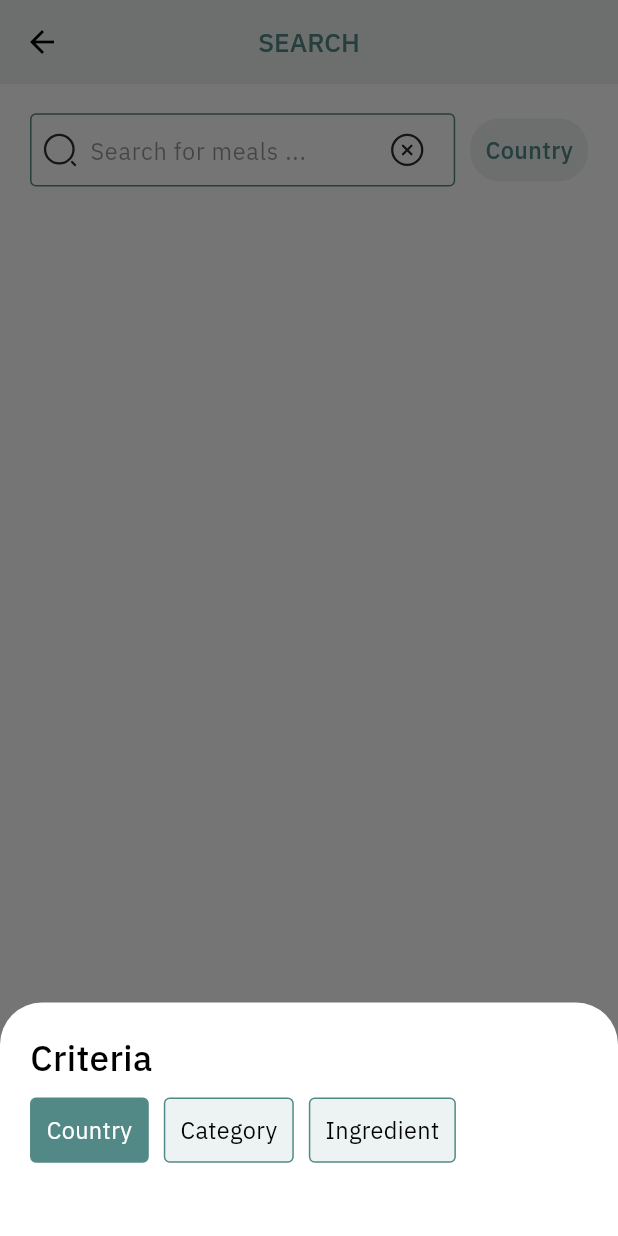
After one commit to ziadali19/food_planner, a Flutter app: the SearchScreen screen opened directly, after a tap on "Country", on a phone screen of 412 x 824 dp. The commit adds this screen. Run offline on Flutter 3.47's test engine with Material 3 defaults, Android fonts, the phone set to English and light mode, and no system bars; our stand-ins replace bloc, cached_network_image, dartz, dio, firebase_auth, firebase_core and 9 more; accounts and stored records are empty.

Commit message:
- Finish search screen ui - Search for meals based on ingredients - country - category

```diff
--- a/lib/core/widgets/auth_text_field.dart
+++ b/lib/core/widgets/auth_text_field.dart
@@ -13,7 +13,7 @@ class AuthTextFormField extends StatelessWidget {
   final TextStyle? inputTextStyle;
   final TextStyle? hintStyle;
   final String? hintText;
-
+  final void Function(String)? onChanged;
   final bool? isObscureText;
   final bool? showCursor;
   final TextInputType? keyboardType;
@@ -48,11 +48,13 @@ class AuthTextFormField extends StatelessWidget {
     this.maxLines,
     this.readOnly,
     this.enabled,
+    this.onChanged,
   });
 
   @override
   Widget build(BuildContext context) {
     return TextFormField(
+      onChanged: onChanged,
       enabled: enabled ?? true,
       readOnly: readOnly ?? false,
       maxLines: maxLines,
--- a/lib/features/layout/controller/cubit/layout_cubit.dart
+++ b/lib/features/layout/controller/cubit/layout_cubit.dart
@@ -1,5 +1,6 @@
 import 'package:bloc/bloc.dart';
 import 'package:flutter/material.dart';
+import 'package:food_planner/features/search/presentation/screens/search_screen.dart';
 import 'package:meta/meta.dart';
 
 import '../../../landing/presentation/screens/landing_screen.dart';
@@ -10,8 +11,8 @@ class LayoutCubit extends Cubit<LayoutState> {
   LayoutCubit() : super(LayoutInitial());
   int selectedIndex = 0;
   List<Widget> navScreens = [
-    LandingScreen(),
-    Container(),
+    const LandingScreen(),
+    const SearchScreen(),
     Container(),
   ];
   List<String> navIcons = ['home', 'search', 'unSelectedHeart'];
--- /dev/null
+++ b/lib/features/search/controller/cubit/search_cubit.dart
@@ -0,0 +1,40 @@
+import 'package:bloc/bloc.dart';
+import 'package:food_planner/features/landing/data/model/meal_model.dart';
+import 'package:food_planner/features/search/data/repository/search_repository.dart';
+import 'package:meta/meta.dart';
+
+part 'search_state.dart';
+
+class SearchCubit extends Cubit<SearchState> {
+  final BaseSearchRepository baseSearchRepository;
+  SearchCubit(this.baseSearchRepository) : super(SearchInitial());
+
+  List<String> criteriaItems = [
+    'Country',
+    'Category',
+    'Ingredient',
+  ];
+  String selectedCriteria = 'Country';
+
+  selectCriteria(String criteria) {
+    selectedCriteria = criteria;
+    emit(SelectCriteria());
+  }
+
+  List<Meal>? searchedMeals;
+  getSearchedMeals(String query, String criteria) async {
+    emit(GetSearchedMealsLoading());
+    var result = await baseSearchRepository.getSearchedMeals(query, criteria);
+    result.fold((l) {
+      emit(GetSearchedMealsError(l.message ?? 'Something went wrong'));
+    }, (r) {
+      searchedMeals = r;
+      emit(GetSearchedMealsSuccess());
+    });
+  }
+
+  clearSearchedMeals() {
+    searchedMeals = null;
+    emit(ClearSearch());
+  }
+}
--- /dev/null
+++ b/lib/features/search/controller/cubit/search_state.dart
@@ -0,0 +1,20 @@
+part of 'search_cubit.dart';
+
+@immutable
+sealed class SearchState {}
+
+final class SearchInitial extends SearchState {}
+
+final class GetSearchedMealsLoading extends SearchState {}
+
+final class GetSearchedMealsSuccess extends SearchState {}
+
+final class GetSearchedMealsError extends SearchState {
+  final String errorMsg;
+
+  GetSearchedMealsError(this.errorMsg);
+}
+
+final class ClearSearch extends SearchState {}
+
+final class SelectCriteria extends SearchState {}
--- /dev/null
+++ b/lib/features/search/data/remote_data_source/search_remote_data_source.dart
@@ -0,0 +1,41 @@
+import 'package:dio/dio.dart';
+import 'package:food_planner/features/landing/data/model/meal_model.dart';
+
+import '../../../../core/network/dio_helper.dart';
+import '../../../../core/network/exceptions.dart';
+
+abstract class BaseSearchRemoteDataSource {
+  Future<List<Meal>> getSearchedMeals(String query, String criteria);
+}
+
+class SearchRemoteDataSource extends BaseSearchRemoteDataSource {
+  final DioHelper dioHelper;
+  SearchRemoteDataSource(this.dioHelper);
+  @override
+  Future<List<Meal>> getSearchedMeals(String query, String criteria) async {
+    String key = '';
+    switch (criteria) {
+      case 'Category':
+        key = 'c';
+      case 'Country':
+        key = 'a';
+      case 'Ingredient':
+        key = 'i';
+      default:
+        key = 'c';
+    }
+    try {
+      final Response response =
+          await dioHelper.get("filter.php", queryParameters: {
+        key: query,
+      });
+      return (response.data['meals']) != null
+          ? (response.data['meals'] as List)
+              .map((e) => Meal.fromJson(e))
+              .toList()
+          : [];
+    } on DioException catch (e) {
+      throw NetworkException(dioException: e);
+    }
+  }
+}
--- /dev/null
+++ b/lib/features/search/presentation/components/filter_item.dart
@@ -0,0 +1,37 @@
+import 'package:flutter/material.dart';
+import 'package:flutter_screenutil/flutter_screenutil.dart';
+
+import '../../../../core/theming/colors.dart';
+import '../../../../core/theming/styles.dart';
+
+class FilterItem extends StatelessWidget {
+  const FilterItem({
+    super.key,
+    required this.onTap,
+    required this.containerBgColor,
+    required this.containerTextColor,
+    required this.name,
+  });
+  final void Function()? onTap;
+  final Color? containerBgColor;
+  final Color? containerTextColor;
+  final String? name;
+  @override
+  Widget build(BuildContext context) {
+    return GestureDetector(
+      onTap: onTap,
+      child: Container(
+        clipBehavior: Clip.hardEdge,
+        margin: EdgeInsetsDirectional.only(end: 10.w, bottom: 10.h),
+        padding: EdgeInsets.symmetric(horizontal: 10.w, vertical: 10.h),
+        decoration: BoxDecoration(
+            border: Border.all(color: ColorsManager.primary),
+            color: containerBgColor,
+            borderRadius: BorderRadius.circular(4.r)),
+        child: Text(name!,
+            style:
+                TextStyles.font16Black400.copyWith(color: containerTextColor)),
+      ),
+    );
+  }
+}
--- /dev/null
+++ b/lib/features/search/presentation/screens/search_screen.dart
@@ -0,0 +1,235 @@
+import 'package:flutter/material.dart';
+import 'package:flutter_bloc/flutter_bloc.dart';
+import 'package:flutter_screenutil/flutter_screenutil.dart';
+import 'package:flutter_svg/flutter_svg.dart';
+import 'package:food_planner/core/helpers/extensions.dart';
+import 'package:food_planner/core/helpers/show_toast.dart';
+import 'package:food_planner/features/landing/presentation/components/meal_card.dart';
+import 'package:food_planner/features/search/controller/cubit/search_cubit.dart';
+import 'package:food_planner/features/search/presentation/components/filter_item.dart';
+
+import '../../../../core/helpers/spacing.dart';
+import '../../../../core/services/service_locator.dart';
+import '../../../../core/theming/colors.dart';
+import '../../../../core/theming/styles.dart';
+import '../../../landing/presentation/components/shimmer_for_meals.dart';
+
+class SearchScreen extends StatefulWidget {
+  const SearchScreen({super.key});
+
+  @override
+  State<SearchScreen> createState() => _SearchScreenState();
+}
+
+class _SearchScreenState extends State<SearchScreen> {
+  late TextEditingController searchController;
+  @override
+  void initState() {
+    searchController = TextEditingController();
+    super.initState();
+  }
+
+  @override
+  void dispose() {
+    searchController.dispose();
+    super.dispose();
+  }
+
+  @override
+  Widget build(BuildContext context) {
+    return BlocProvider(
+      create: (context) => sl<SearchCubit>(),
+      child: Scaffold(
+        appBar: AppBar(title: const Text('SEARCH')),
+        body: Padding(
+          padding: EdgeInsets.symmetric(horizontal: 20.w, vertical: 20.h),
+          child: Column(
+            crossAxisAlignment: CrossAxisAlignment.start,
+            children: [
+              Row(
+                children: [
+                  BlocBuilder<SearchCubit, SearchState>(
+                    builder: (context, state) {
+                      SearchCubit cubit = context.read<SearchCubit>();
+                      return Expanded(
+                        child: SearchBar(
+                          onSubmitted: (value) {
+                            cubit.getSearchedMeals(
+                                value.trim(), cubit.selectedCriteria);
+                          },
+                          onTapOutside: (event) {
+                            FocusManager.instance.primaryFocus?.unfocus();
+                          },
+                          hintStyle: WidgetStatePropertyAll(
+                              TextStyles.font16Black500.copyWith(
+                                  color: Colors.black.withOpacity(0.42),
+                                  fontWeight: FontWeight.w400)),
+                          hintText: 'Search for meals ...',
+                          controller: searchController,
+                          trailing: [
+                            IconButton(
+                                onPressed: () {
+                                  searchController.clear();
+                                  cubit.clearSearchedMeals();
+                                },
+                                icon: SvgPicture.asset('deleteText'.svgPath()))
+                          ],
+                          leading: SvgPicture.asset('search'.svgPath()),
+                          constraints: BoxConstraints.tight(
+                              Size(MediaQuery.sizeOf(context).width, 50.h)),
+                          backgroundColor:
+                              const WidgetStatePropertyAll(Colors.transparent),
+                          elevation: const WidgetStatePropertyAll(0),
+                          shape: WidgetStatePropertyAll(RoundedRectangleBorder(
+                              borderRadius: BorderRadius.circular(4.r))),
+                          side: const WidgetStatePropertyAll(
+                              BorderSide(color: ColorsManager.primary)),
+                        ),
+                      );
+                    },
+                  ),
+                  horizontalSpace(10.w),
+                  BlocBuilder<SearchCubit, SearchState>(
+                    builder: (ctx, state) {
+                      SearchCubit cubit = ctx.read<SearchCubit>();
+                      return InkWell(
+                        onTap: () {
+                          showModalBottomSheet(
+                            isScrollControlled: true,
+                            context: context,
+                            builder: (context) {
+                              return StatefulBuilder(
+                                builder: (context, setState) => Padding(
+                                  padding: EdgeInsets.symmetric(
+                                      horizontal: 20.w, vertical: 20.h),
+                                  child: SingleChildScrollView(
+                                    child: SizedBox(
+                                      width: double.infinity,
+                                      child: Column(
+                                        crossAxisAlignment:
+                                            CrossAxisAlignment.start,
+                                        children: [
+                                          Text('Criteria',
+                                              style: TextStyles.font24Black500),
+                                          verticalSpace(10.h),
+                                          Wrap(
+                                            children: List.generate(
+                                                cubit.criteriaItems.length,
+                                                (index) => FilterItem(
+                                                    onTap: () {
+                                                      setState(() {
+                                                        cubit.selectCriteria(
+                                                            cubit.criteriaItems[
+                                                                index]);
+                                                      });
+                                                    },
+                                                    containerBgColor: cubit
+                                                                    .criteriaItems[
+                                                                index] ==
+                                                            cubit
+                                                                .selectedCriteria
+                                                        ? ColorsManager.primary
+                                                        : ColorsManager
+                                                            .secondary,
+                                                    containerTextColor: cubit
+                                                                    .criteriaItems[
+                                                                index] ==
+                                                            cubit
+                                                                .selectedCriteria
+                                                        ? Colors.white
+                                                        : Colors.black,
+                                                    name: cubit
+                                                        .criteriaItems[index])),
+                                          ),
+                                          verticalSpace(20.h)
+                                        ],
+                                      ),
+                                    ),
+                                  ),
+                                ),
+                              );
+                            },
+                          );
+                        },
+                        child: Container(
+                          padding: EdgeInsets.symmetric(
+                              horizontal: 10.w, vertical: 10),
+                          decoration: BoxDecoration(
+                              borderRadius: BorderRadius.circular(20.r),
+                              color: ColorsManager.secondary),
+                          child: Text(
+                            cubit.selectedCriteria,
+                            style: TextStyles.font16Black500
+                                .copyWith(color: ColorsManager.primary),
+                          ),
+                        ),
+                      );
+                    },
+                  )
+                ],
+              ),
+              verticalSpace(20.h),
+              BlocConsumer<SearchCubit, SearchState>(
+                listener: (context, state) {
+                  if (state is GetSearchedMealsError) {
+                    showSnackBar(state.errorMsg, context, false);
+                  }
+                },
+                builder: (context, state) {
+                  SearchCubit cubit = context.read<SearchCubit>();
+                  if (state is GetSearchedMealsLoading) {
+                    return const ShimmerItemForMeals(
+                      itemCount: 2,
+                    );
+                  }
+                  if (state is GetSearchedMealsSuccess) {
+                    if (cubit.searchedMeals!.isEmpty) {
+                      return Expanded(
+                        child: Center(
+                          child: Text(
+                            'No results found',
+                            style: TextStyles.font20Black700,
+                          ),
+                        ),
+                      );
+                    } else {
+                      return Expanded(
+                        child: ListView.separated(
+                          shrinkWrap: true,
+                          physics: const BouncingScrollPhysics(),
+                          itemCount: cubit.searchedMeals!.length,
+                          separatorBuilder: (BuildContext context, int index) {
+                            return verticalSpace(20.h);
+                          },
+                          itemBuilder: (BuildContext context, int index) {
+                            return MealCard(
+                                title:
+                                    cubit.searchedMeals![index].strMeal ?? '',
+                                image:
+                                    cubit.searchedMeals![index].strMealThumb ??
+                                        '',
+                                country:
+                                    cubit.searchedMeals![index].strArea ?? '');
+                          },
+                        ),
+                      );
+                    }
+                  }
+                  if (state is GetSearchedMealsError) {
+                    return Expanded(
+                        child: Center(
+                            child: Text(
+                      state.errorMsg,
+                      style: TextStyles.font20Black700,
+                    )));
+                  }
+                  return const SizedBox.shrink();
+                },
+              )
+            ],
+          ),
+        ),
+      ),
+    );
+  }
+}
```
Also changed, not shown: lib/core/network/api_constants.dart (+25 -15 lines), lib/core/services/service_locator.dart (+11 -2 lines), lib/features/landing/presentation/components/category_widget.dart (added, +38 -0 lines), lib/features/landing/presentation/components/country_widget.dart (added, +32 -0 lines), lib/features/landing/presentation/screens/landing_screen.dart (+16 -51 lines), lib/features/search/data/repository/search_repository.dart (added, +32 -0 lines).
